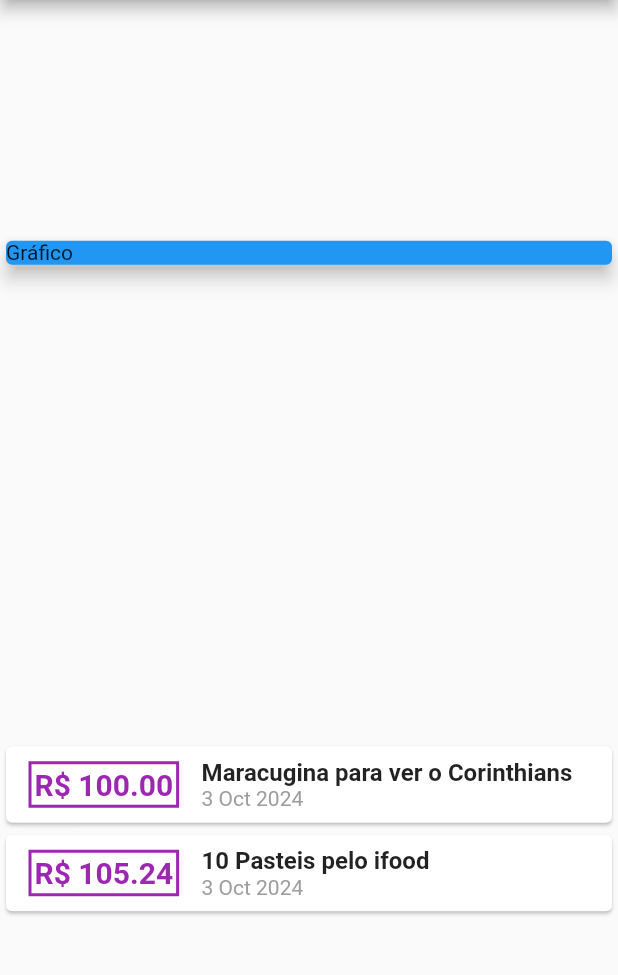
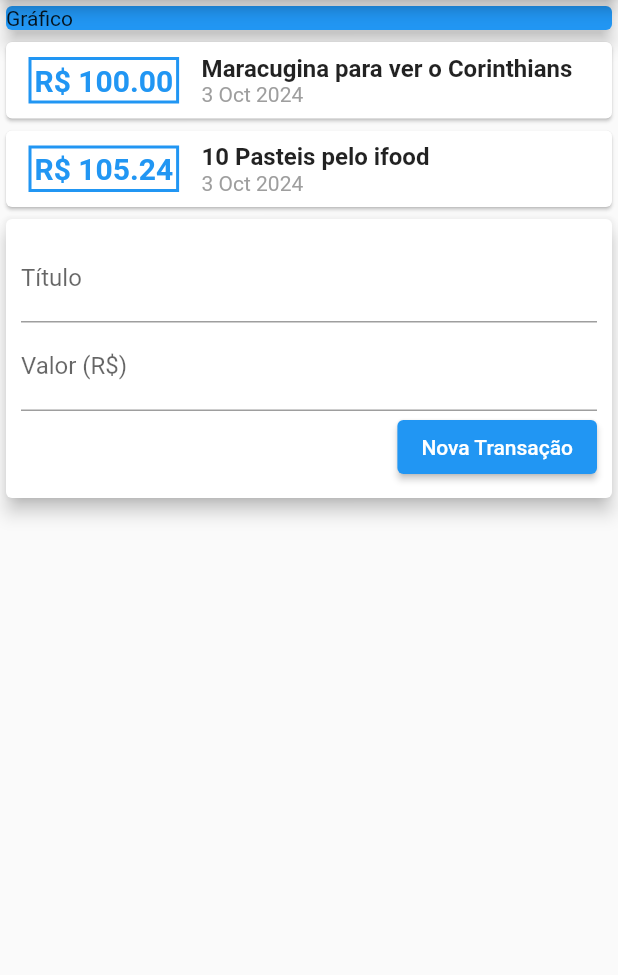
Before and after one commit to GilRossi/DespesasPessoais, a Flutter app: the screen it shows after launch, on a phone screen of 412 x 824 dp, the part 84-1059 px from its top. Run offline on Flutter 3.47's test engine with Material 2 defaults, Android fonts, the phone set to English and light mode, and no system bars.

Commit message:
Controller para o formulário de novas despesas

```diff
--- a/lib/main.dart
+++ b/lib/main.dart
@@ -1,4 +1,4 @@
-// ignore_for_file: sort_child_properties_last, prefer_const_constructors, duplicate_ignore
+// ignore_for_file: sort_child_properties_last, prefer_const_constructors, duplicate_ignore, prefer_const_literals_to_create_immutables
 
 import 'package:expenses/models/transaction.dart';
 import 'package:flutter/material.dart';
@@ -16,6 +16,9 @@ class ExpemsesApp extends StatelessWidget {
 }
 
 class MyHomePage extends StatelessWidget {
+  final tittleController = TextEditingController();
+  final valueController = TextEditingController();
+
   final _transactions = [
     Transaction(
       id: 't1',
@@ -38,7 +41,6 @@ class MyHomePage extends StatelessWidget {
         title: Text('Despesas Pessoais'),
       ),
       body: Column(
-        mainAxisAlignment: MainAxisAlignment.spaceAround,
         crossAxisAlignment: CrossAxisAlignment.stretch,
         children: <Widget>[
           // ignore: sized_box_for_whitespace
@@ -62,7 +64,7 @@ class MyHomePage extends StatelessWidget {
                       ),
                       decoration: BoxDecoration(
                         border: Border.all(
-                          color: Colors.purple,
+                          color: Colors.blue,
                           width: 2,
                         ),
                       ),
@@ -72,7 +74,7 @@ class MyHomePage extends StatelessWidget {
                         style: TextStyle(
                           fontWeight: FontWeight.bold,
                           fontSize: 20,
-                          color: Colors.purple,
+                          color: Colors.blue,
                         ),
                       ),
                     ),
@@ -98,6 +100,42 @@ class MyHomePage extends StatelessWidget {
                 ),
               );
             }).toList(),
+          ),
+          Card(
+            elevation: 5,
+            child: Padding(
+              padding: const EdgeInsets.all(10),
+              child: Column(
+                children: <Widget>[
+                  TextField(
+                    controller: tittleController,
+                    decoration: InputDecoration(
+                      labelText: 'Título',
+                    ),
+                  ),
+                  TextField(
+                    controller: valueController,
+                    decoration: InputDecoration(
+                      labelText: 'Valor (R\$)',
+                    ),
+                  ),
+                  Row(
+                    mainAxisAlignment: MainAxisAlignment.end,
+                    children: [
+                      ElevatedButton(
+                        child: Text(
+                          'Nova Transação',
+                        ),
+                        onPressed: () {
+                          print(tittleController.text);
+                          print(valueController.text);
+                        },
+                      ),
+                    ],
+                  ),
+                ],
+              ),
+            ),
           )
         ],
       ),
```
